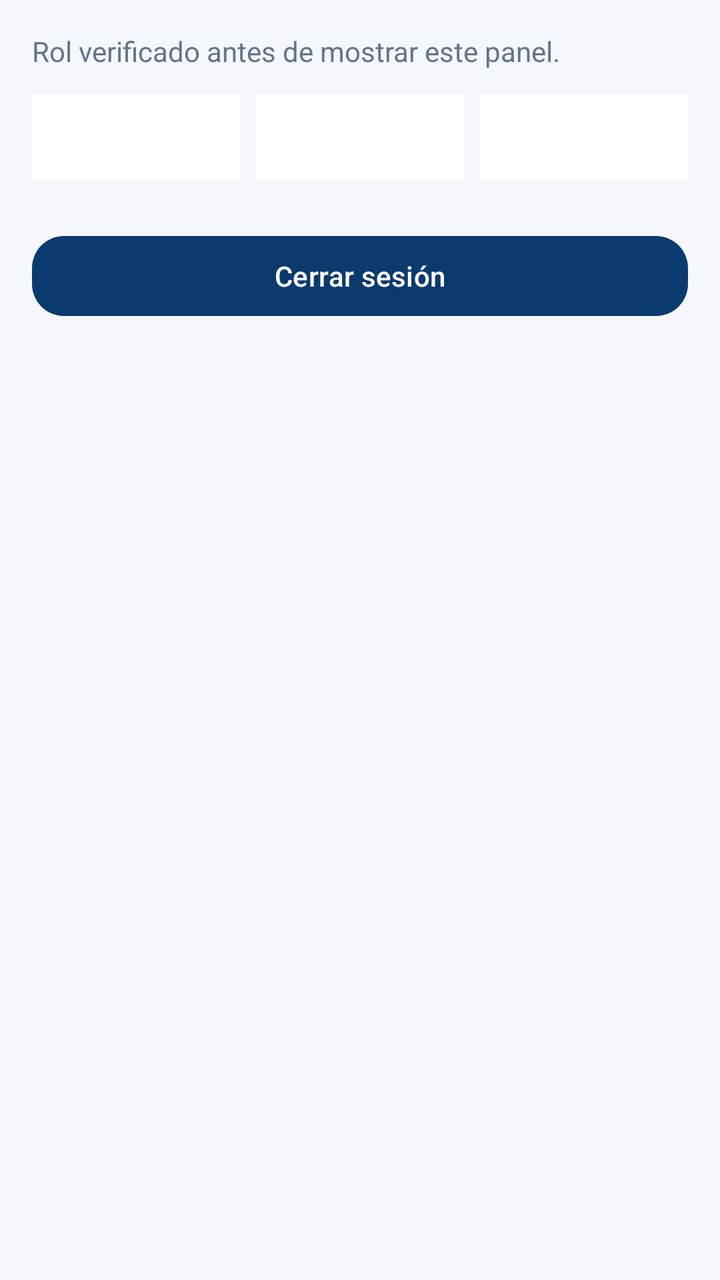
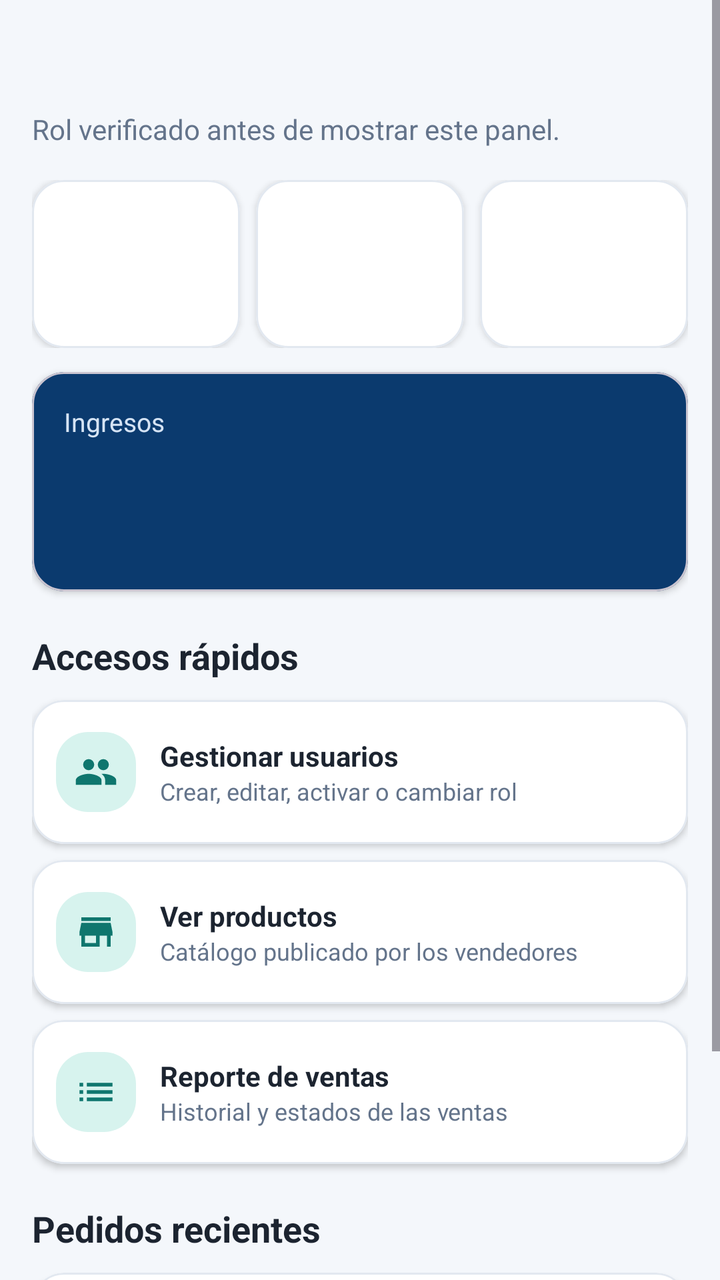

Two renders of the same Android screen: before a commit and after it. Below are the layout's source before the change and the commit's diff.
<!-- AndroidManifest.xml: application theme Theme.ClickMovil -->
<!-- res/layout/fragment_admin_home.xml -->
<?xml version="1.0" encoding="utf-8"?>
<LinearLayout xmlns:android="http://schemas.android.com/apk/res/android"
    android:layout_width="match_parent"
    android:layout_height="match_parent"
    android:orientation="vertical"
    android:padding="16dp">

    <TextView
        android:layout_width="match_parent"
        android:layout_height="wrap_content"
        android:text="@string/admin_role_note"
        android:textColor="@color/muted" />

    <LinearLayout
        android:layout_width="match_parent"
        android:layout_height="wrap_content"
        android:layout_marginTop="12dp"
        android:orientation="horizontal">

        <TextView
            android:id="@+id/usersCount"
            android:layout_width="0dp"
            android:layout_height="wrap_content"
            android:layout_weight="1"
            android:background="@color/white"
            android:gravity="center"
            android:padding="12dp" />

        <TextView
            android:id="@+id/productsCount"
            android:layout_width="0dp"
            android:layout_height="wrap_content"
            android:layout_marginStart="8dp"
            android:layout_weight="1"
            android:background="@color/white"
            android:gravity="center"
            android:padding="12dp" />

        <TextView
            android:id="@+id/ordersCount"
            android:layout_width="0dp"
            android:layout_height="wrap_content"
            android:layout_marginStart="8dp"
            android:layout_weight="1"
            android:background="@color/white"
            android:gravity="center"
            android:padding="12dp" />
    </LinearLayout>

    <com.google.android.material.button.MaterialButton
        android:id="@+id/logoutButton"
        style="@style/Widget.ClickMovil.Button.Navy"
        android:layout_width="match_parent"
        android:layout_height="wrap_content"
        android:layout_marginTop="24dp"
        android:text="@string/logout" />
</LinearLayout>
<!-- resources referenced by this layout -->
<resources>
  <color name="muted">#64748B</color>
  <color name="white">#FFFFFF</color>
  <string name="admin_role_note">Rol verificado antes de mostrar este panel.</string>
  <string name="logout">Cerrar sesión</string>
  <style name="Widget.ClickMovil.Button.Navy" parent="Widget.Material3.Button">
          <item name="backgroundTint">@color/navy</item>
          <item name="android:textColor">@color/white</item>
          <item name="cornerRadius">@dimen/radius_button</item>
      </style>
  <style name="Theme.ClickMovil" parent="Theme.Material3.Light.NoActionBar">
          <item name="colorPrimary">@color/navy</item>
          <item name="colorOnPrimary">@color/white</item>
          <item name="colorSecondary">@color/teal</item>
          <item name="colorOnSecondary">@color/white</item>
          <item name="android:statusBarColor">@color/navy</item>
          <item name="android:navigationBarColor">@color/white</item>
          <item name="android:windowBackground">@color/bg</item>
          <item name="android:textColor">@color/ink</item>
      </style>
  <color name="navy">#0B3A6E</color>
  <dimen name="radius_button">16dp</dimen>
  <color name="teal">#0F766E</color>
  <color name="bg">#F4F7FB</color>
  <color name="ink">#1C2430</color>
</resources>

<!-- the commit's change to res/layout/fragment_admin_home.xml (unified diff, before → after) -->
@@ -1,57 +1,356 @@
 <?xml version="1.0" encoding="utf-8"?>
-<LinearLayout xmlns:android="http://schemas.android.com/apk/res/android"
+<ScrollView xmlns:android="http://schemas.android.com/apk/res/android"
+    xmlns:app="http://schemas.android.com/apk/res-auto"
     android:layout_width="match_parent"
     android:layout_height="match_parent"
-    android:orientation="vertical"
-    android:padding="16dp">
-
-    <TextView
-        android:layout_width="match_parent"
-        android:layout_height="wrap_content"
-        android:text="@string/admin_role_note"
-        android:textColor="@color/muted" />
+    android:background="@color/bg"
+    android:fillViewport="true">
 
     <LinearLayout
         android:layout_width="match_parent"
         android:layout_height="wrap_content"
-        android:layout_marginTop="12dp"
-        android:orientation="horizontal">
+        android:orientation="vertical"
+        android:paddingStart="16dp"
+        android:paddingTop="16dp"
+        android:paddingEnd="16dp"
+        android:paddingBottom="24dp">
 
         <TextView
-            android:id="@+id/usersCount"
-            android:layout_width="0dp"
-            android:layout_height="wrap_content"
-            android:layout_weight="1"
-            android:background="@color/white"
-            android:gravity="center"
-            android:padding="12dp" />
+            android:id="@+id/greeting"
+            android:layout_width="match_parent"
+            android:layout_height="wrap_content"
+            android:textColor="@color/ink"
+            android:textSize="26sp"
+            android:textStyle="bold" />
 
         <TextView
-            android:id="@+id/productsCount"
-            android:layout_width="0dp"
-            android:layout_height="wrap_content"
-            android:layout_marginStart="8dp"
-            android:layout_weight="1"
-            android:background="@color/white"
-            android:gravity="center"
-            android:padding="12dp" />
+            android:layout_width="match_parent"
+            android:layout_height="wrap_content"
+            android:layout_marginTop="4dp"
+            android:text="@string/admin_role_note"
+            android:textColor="@color/muted" />
+
+        <LinearLayout
+            android:layout_width="match_parent"
+            android:layout_height="wrap_content"
+            android:layout_marginTop="16dp"
+            android:orientation="horizontal">
+
+            <com.google.android.material.card.MaterialCardView
+                android:layout_width="0dp"
+                android:layout_height="wrap_content"
+                android:layout_weight="1"
+                app:cardBackgroundColor="@color/white"
+                app:cardCornerRadius="16dp"
+                app:cardElevation="2dp"
+                app:strokeColor="@color/line"
+                app:strokeWidth="1dp">
+
+                <TextView
+                    android:id="@+id/usersCount"
+                    android:layout_width="match_parent"
+                    android:layout_height="wrap_content"
+                    android:gravity="center"
+                    android:minHeight="84dp"
+                    android:padding="12dp"
+                    android:textColor="@color/navy"
+                    android:textStyle="bold" />
+            </com.google.android.material.card.MaterialCardView>
+
+            <com.google.android.material.card.MaterialCardView
+                android:layout_width="0dp"
+                android:layout_height="wrap_content"
+                android:layout_marginStart="8dp"
+                android:layout_weight="1"
+                app:cardBackgroundColor="@color/white"
+                app:cardCornerRadius="16dp"
+                app:cardElevation="2dp"
+                app:strokeColor="@color/line"
+                app:strokeWidth="1dp">
+
+                <TextView
+                    android:id="@+id/productsCount"
+                    android:layout_width="match_parent"
+                    android:layout_height="wrap_content"
+                    android:gravity="center"
+                    android:minHeight="84dp"
+                    android:padding="12dp"
+                    android:textColor="@color/teal"
+                    android:textStyle="bold" />
+            </com.google.android.material.card.MaterialCardView>
+
+            <com.google.android.material.card.MaterialCardView
+                android:layout_width="0dp"
+                android:layout_height="wrap_content"
+                android:layout_marginStart="8dp"
+                android:layout_weight="1"
+                app:cardBackgroundColor="@color/white"
+                app:cardCornerRadius="16dp"
+                app:cardElevation="2dp"
+                app:strokeColor="@color/line"
+                app:strokeWidth="1dp">
+
+                <TextView
+                    android:id="@+id/ordersCount"
+                    android:layout_width="match_parent"
+                    android:layout_height="wrap_content"
+                    android:gravity="center"
+                    android:minHeight="84dp"
+                    android:padding="12dp"
+                    android:textColor="@color/warn"
+                    android:textStyle="bold" />
+            </com.google.android.material.card.MaterialCardView>
+        </LinearLayout>
+
+        <com.google.android.material.card.MaterialCardView
+            android:layout_width="match_parent"
+            android:layout_height="wrap_content"
+            android:layout_marginTop="12dp"
+            app:cardBackgroundColor="@color/navy"
+            app:cardCornerRadius="16dp"
+            app:cardElevation="2dp">
+
+            <LinearLayout
+                android:layout_width="match_parent"
+                android:layout_height="wrap_content"
+                android:orientation="vertical"
+                android:padding="16dp">
+
+                <TextView
+                    android:layout_width="match_parent"
+                    android:layout_height="wrap_content"
+                    android:text="@string/revenue"
+                    android:textColor="@color/on_navy"
+                    android:textSize="13sp" />
+
+                <TextView
+                    android:id="@+id/revenue"
+                    android:layout_width="match_parent"
+                    android:layout_height="wrap_content"
+                    android:layout_marginTop="4dp"
+                    android:textColor="@color/white"
+                    android:textSize="24sp"
+                    android:textStyle="bold" />
+
+                <TextView
+                    android:id="@+id/revenueDetail"
+                    android:layout_width="match_parent"
+                    android:layout_height="wrap_content"
+                    android:layout_marginTop="6dp"
+                    android:textColor="@color/on_navy"
+                    android:textSize="13sp" />
+            </LinearLayout>
+        </com.google.android.material.card.MaterialCardView>
 
         <TextView
-            android:id="@+id/ordersCount"
-            android:layout_width="0dp"
-            android:layout_height="wrap_content"
-            android:layout_marginStart="8dp"
-            android:layout_weight="1"
-            android:background="@color/white"
-            android:gravity="center"
-            android:padding="12dp" />
+            android:layout_width="match_parent"
+            android:layout_height="wrap_content"
+            android:layout_marginTop="20dp"
+            android:text="@string/admin_shortcuts"
+            android:textColor="@color/ink"
+            android:textSize="18sp"
+            android:textStyle="bold" />
+
+        <com.google.android.material.card.MaterialCardView
+            android:id="@+id/openUsers"
+            android:layout_width="match_parent"
+            android:layout_height="wrap_content"
+            android:layout_marginTop="10dp"
+            android:clickable="true"
+            android:focusable="true"
+            android:foreground="?attr/selectableItemBackground"
+            app:cardBackgroundColor="@color/white"
+            app:cardCornerRadius="16dp"
+            app:cardElevation="2dp"
+            app:strokeColor="@color/line"
+            app:strokeWidth="1dp">
+
+            <LinearLayout
+                android:layout_width="match_parent"
+                android:layout_height="wrap_content"
+                android:gravity="center_vertical"
+                android:minHeight="72dp"
+                android:orientation="horizontal"
+                android:padding="12dp">
+
+                <ImageView
+                    android:layout_width="40dp"
+                    android:layout_height="40dp"
+                    android:background="@drawable/bg_mint_icon"
+                    android:contentDescription="@string/users"
+                    android:padding="9dp"
+                    android:src="@drawable/ic_group"
+                    app:tint="@color/teal" />
+
+                <LinearLayout
+                    android:layout_width="0dp"
+                    android:layout_height="wrap_content"
+                    android:layout_marginStart="12dp"
+                    android:layout_weight="1"
+                    android:orientation="vertical">
+
+                    <TextView
+                        android:layout_width="match_parent"
+                        android:layout_height="wrap_content"
+                        android:text="@string/manage_users"
+                        android:textColor="@color/ink"
+                        android:textStyle="bold" />
+
+                    <TextView
+                        android:layout_width="match_parent"
+                        android:layout_height="wrap_content"
+                        android:text="@string/manage_users_hint"
+                        android:textColor="@color/muted"
+                        android:textSize="12sp" />
+                </LinearLayout>
+            </LinearLayout>
+        </com.google.android.material.card.MaterialCardView>
+
+        <com.google.android.material.card.MaterialCardView
+            android:id="@+id/openProducts"
+            android:layout_width="match_parent"
+            android:layout_height="wrap_content"
+            android:layout_marginTop="8dp"
+            android:clickable="true"
+            android:focusable="true"
+            android:foreground="?attr/selectableItemBackground"
+            app:cardBackgroundColor="@color/white"
+            app:cardCornerRadius="16dp"
+            app:cardElevation="2dp"
+            app:strokeColor="@color/line"
+            app:strokeWidth="1dp">
+
+            <LinearLayout
+                android:layout_width="match_parent"
+                android:layout_height="wrap_content"
+                android:gravity="center_vertical"
+                android:minHeight="72dp"
+                android:orientation="horizontal"
+                android:padding="12dp">
+
+                <ImageView
+                    android:layout_width="40dp"
+                    android:layout_height="40dp"
+                    android:background="@drawable/bg_mint_icon"
+                    android:contentDescription="@string/products"
+                    android:padding="9dp"
+                    android:src="@drawable/ic_store"
+                    app:tint="@color/teal" />
+
+                <LinearLayout
+                    android:layout_width="0dp"
+                    android:layout_height="wrap_content"
+                    android:layout_marginStart="12dp"
+                    android:layout_weight="1"
+                    android:orientation="vertical">
+
+                    <TextView
+                        android:layout_width="match_parent"
+                        android:layout_height="wrap_content"
+                        android:text="@string/see_products"
+                        android:textColor="@color/ink"
+                        android:textStyle="bold" />
+
+                    <TextView
+                        android:layout_width="match_parent"
+                        android:layout_height="wrap_content"
+                        android:text="@string/see_products_hint"
+                        android:textColor="@color/muted"
+                        android:textSize="12sp" />
+                </LinearLayout>
+            </LinearLayout>
+        </com.google.android.material.card.MaterialCardView>
+
+        <com.google.android.material.card.MaterialCardView
+            android:id="@+id/openReport"
+            android:layout_width="match_parent"
+            android:layout_height="wrap_content"
+            android:layout_marginTop="8dp"
+            android:clickable="true"
+            android:focusable="true"
+            android:foreground="?attr/selectableItemBackground"
+            app:cardBackgroundColor="@color/white"
+            app:cardCornerRadius="16dp"
+            app:cardElevation="2dp"
+            app:strokeColor="@color/line"
+            app:strokeWidth="1dp">
+
+            <LinearLayout
+                android:layout_width="match_parent"
+                android:layout_height="wrap_content"
+                android:gravity="center_vertical"
+                android:minHeight="72dp"
+                android:orientation="horizontal"
+                android:padding="12dp">
+
+                <ImageView
+                    android:layout_width="40dp"
+                    android:layout_height="40dp"
+                    android:background="@drawable/bg_mint_icon"
+                    android:contentDescription="@string/sales_report"
+                    android:padding="9dp"
+                    android:src="@drawable/ic_list"
+                    app:tint="@color/teal" />
+
+                <LinearLayout
+                    android:layout_width="0dp"
+                    android:layout_height="wrap_content"
+                    android:layout_marginStart="12dp"
+                    android:layout_weight="1"
+                    android:orientation="vertical">
+
+                    <TextView
+                        android:layout_width="match_parent"
+                        android:layout_height="wrap_content"
+                        android:text="@string/sales_report"
+                        android:textColor="@color/ink"
+                        android:textStyle="bold" />
+
+                    <TextView
+                        android:layout_width="match_parent"
+                        android:layout_height="wrap_content"
+                        android:text="@string/open_report_hint"
+                        android:textColor="@color/muted"
+                        android:textSize="12sp" />
+                </LinearLayout>
+            </LinearLayout>
+        </com.google.android.material.card.MaterialCardView>
+
+        <TextView
+            android:layout_width="match_parent"
+            android:layout_height="wrap_content"
+            android:layout_marginTop="20dp"
+            android:text="@string/admin_recent"
+            android:textColor="@color/ink"
+            android:textSize="18sp"
+            android:textStyle="bold" />
+
+        <com.google.android.material.card.MaterialCardView
+            android:layout_width="match_parent"
+            android:layout_height="wrap_content"
+            android:layout_marginTop="10dp"
+            app:cardBackgroundColor="@color/white"
+            app:cardCornerRadius="16dp"
+            app:cardElevation="2dp"
+            app:strokeColor="@color/line"
+            app:strokeWidth="1dp">
+
+            <TextView
+                android:id="@+id/recentOrders"
+                android:layout_width="match_parent"
+                android:layout_height="wrap_content"
+                android:lineSpacingExtra="4dp"
+                android:padding="16dp"
+                android:textColor="@color/ink"
+                android:textSize="14sp" />
+        </com.google.android.material.card.MaterialCardView>
+
+        <com.google.android.material.button.MaterialButton
+            android:id="@+id/logoutButton"
+            style="@style/Widget.ClickMovil.Button.Navy"
+            android:layout_width="match_parent"
+            android:layout_height="wrap_content"
+            android:layout_marginTop="20dp"
+            android:text="@string/logout" />
     </LinearLayout>
-
-    <com.google.android.material.button.MaterialButton
-        android:id="@+id/logoutButton"
-        style="@style/Widget.ClickMovil.Button.Navy"
-        android:layout_width="match_parent"
-        android:layout_height="wrap_content"
-        android:layout_marginTop="24dp"
-        android:text="@string/logout" />
-</LinearLayout>
+</ScrollView>
<!-- resource entries referenced after the edit -->
@@ -2,8 +2,46 @@
 <resources>
   <color name="muted">#64748B</color>
   <color name="white">#FFFFFF</color>
+  <!-- drawable bg_mint_icon (drawable) -->
+  <?xml version="1.0" encoding="utf-8"?>
+  <shape xmlns:android="http://schemas.android.com/apk/res/android" android:shape="rectangle">
+      <solid android:color="@color/mint_2" />
+      <corners android:radius="@dimen/radius_card" />
+  </shape>
+  <!-- drawable ic_group (drawable) -->
+  <?xml version="1.0" encoding="utf-8"?>
+  <vector xmlns:android="http://schemas.android.com/apk/res/android"
+      android:width="24dp" android:height="24dp"
+      android:viewportWidth="24" android:viewportHeight="24">
+      <path android:fillColor="#FF000000" android:pathData="M16,11c1.66,0 2.99,-1.34 2.99,-3S17.66,5 16,5c-1.66,0 -3,1.34 -3,3s1.34,3 3,3zM8,11c1.66,0 2.99,-1.34 2.99,-3S9.66,5 8,5C6.34,5 5,6.34 5,8s1.34,3 3,3zM8,13c-2.33,0 -7,1.17 -7,3.5V19h14v-2.5c0,-2.33 -4.67,-3.5 -7,-3.5zM16,13c-0.29,0 -0.62,0.02 -0.97,0.05 1.16,0.84 1.97,1.97 1.97,3.45V19h6v-2.5c0,-2.33 -4.67,-3.5 -7,-3.5z" />
+  </vector>
+  <!-- drawable ic_list (drawable) -->
+  <?xml version="1.0" encoding="utf-8"?>
+  <vector xmlns:android="http://schemas.android.com/apk/res/android"
+      android:width="24dp" android:height="24dp"
+      android:viewportWidth="24" android:viewportHeight="24">
+      <path android:fillColor="#FF000000" android:pathData="M3,13h2v-2H3v2zM3,17h2v-2H3v2zM3,9h2V7H3v2zM7,13h14v-2H7v2zM7,17h14v-2H7v2zM7,7v2h14V7H7z" />
+  </vector>
+  <!-- drawable ic_store (drawable) -->
+  <?xml version="1.0" encoding="utf-8"?>
+  <vector xmlns:android="http://schemas.android.com/apk/res/android"
+      android:width="24dp" android:height="24dp"
+      android:viewportWidth="24" android:viewportHeight="24">
+      <path android:fillColor="#FF000000" android:pathData="M20,4H4v2h16V4zM21,14v-2l-1,-5H4l-1,5v2h1v6h10v-6h4v6h2v-6h1zM12,18H6v-4h6v4z" />
+  </vector>
+  <string name="admin_recent">Pedidos recientes</string>
   <string name="admin_role_note">Rol verificado antes de mostrar este panel.</string>
+  <string name="admin_shortcuts">Accesos rápidos</string>
   <string name="logout">Cerrar sesión</string>
+  <string name="manage_users">Gestionar usuarios</string>
+  <string name="manage_users_hint">Crear, editar, activar o cambiar rol</string>
+  <string name="open_report_hint">Historial y estados de las ventas</string>
+  <string name="products">Productos</string>
+  <string name="revenue">Ingresos</string>
+  <string name="sales_report">Reporte de ventas</string>
+  <string name="see_products">Ver productos</string>
+  <string name="see_products_hint">Catálogo publicado por los vendedores</string>
+  <string name="users">Usuarios</string>
   <style name="Widget.ClickMovil.Button.Navy" parent="Widget.Material3.Button">
           <item name="backgroundTint">@color/navy</item>
           <item name="android:textColor">@color/white</item>
@@ -19,10 +57,15 @@
           <item name="android:windowBackground">@color/bg</item>
           <item name="android:textColor">@color/ink</item>
       </style>
+  <color name="mint_2">#D7F3EE</color>
+  <dimen name="radius_card">16dp</dimen>
   <color name="navy">#0B3A6E</color>
+  <color name="on_navy">#D6E4F5</color>
   <dimen name="radius_button">16dp</dimen>
   <color name="teal">#0F766E</color>
+  <color name="warn">#B45309</color>
   <color name="bg">#F4F7FB</color>
   <color name="ink">#1C2430</color>
+  <color name="line">#E2E8F0</color>
 </resources>
 
